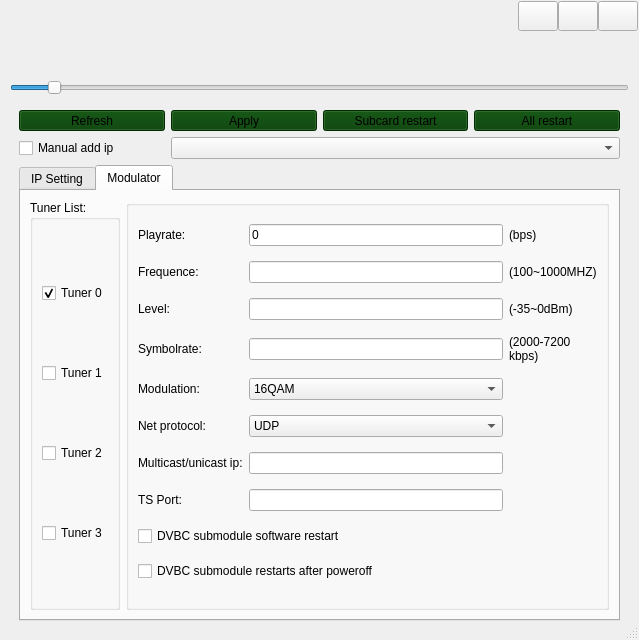
This is tbsui.ui in MauricePong/TBSNetDVBSetting as Qt 5 draws it before an edit. The edited form follows.
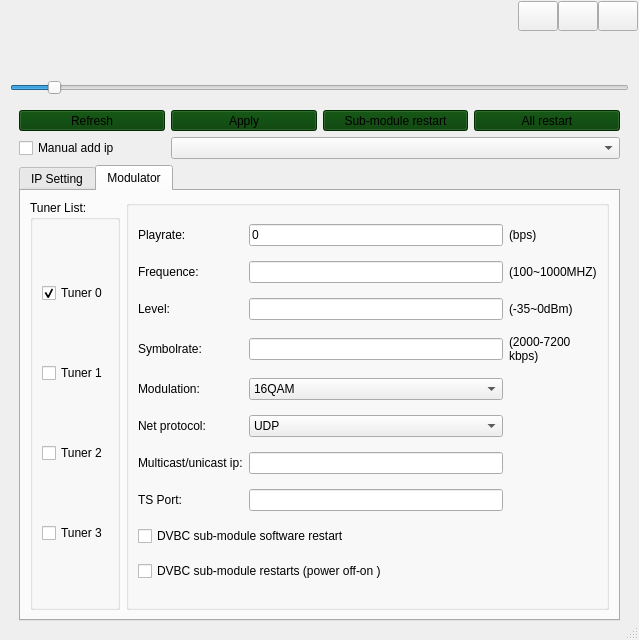
This is the edited form. The open tabs and pages were chosen to show the change.

```diff
--- a/tbsui.ui
+++ b/tbsui.ui
@@ -529,7 +529,7 @@
                  <item row="9" column="0" colspan="2">
                   <widget class="QCheckBox" name="che_Rst">
                    <property name="text">
-                    <string>DVBC submodule software restart</string>
+                    <string>DVBC sub-module software restart</string>
                    </property>
                   </widget>
                  </item>
@@ -688,7 +688,7 @@
                  <item row="10" column="0" colspan="2">
                   <widget class="QCheckBox" name="che_mcurst">
                    <property name="text">
-                    <string>DVBC submodule restarts after poweroff</string>
+                    <string>DVBC sub-module restarts (power off-on )</string>
                    </property>
                   </widget>
                  </item>
@@ -762,7 +762,7 @@
                <string notr="true">background-color: rgb(0, 60, 0);</string>
               </property>
               <property name="text">
-               <string>Subcard restart</string>
+               <string>Sub-module restart</string>
               </property>
              </widget>
             </item>
```
Left out of the diff: 2 changed lines with no effect on the pictures.
